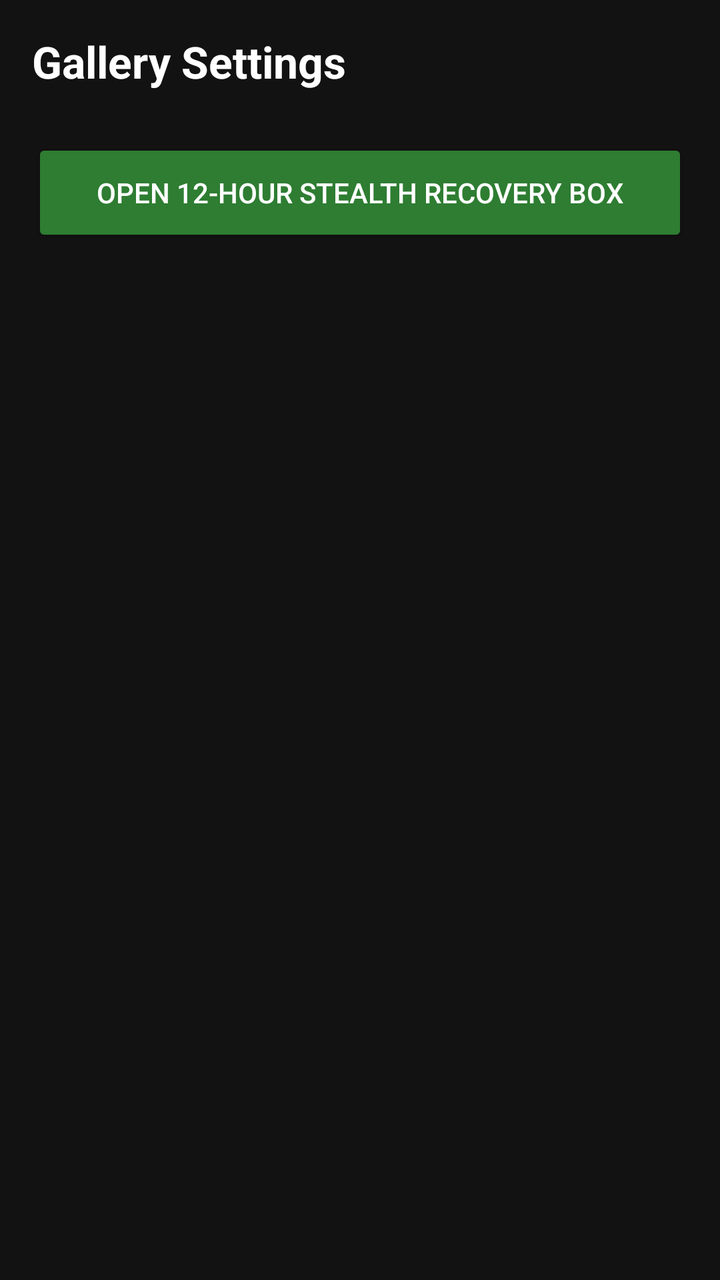
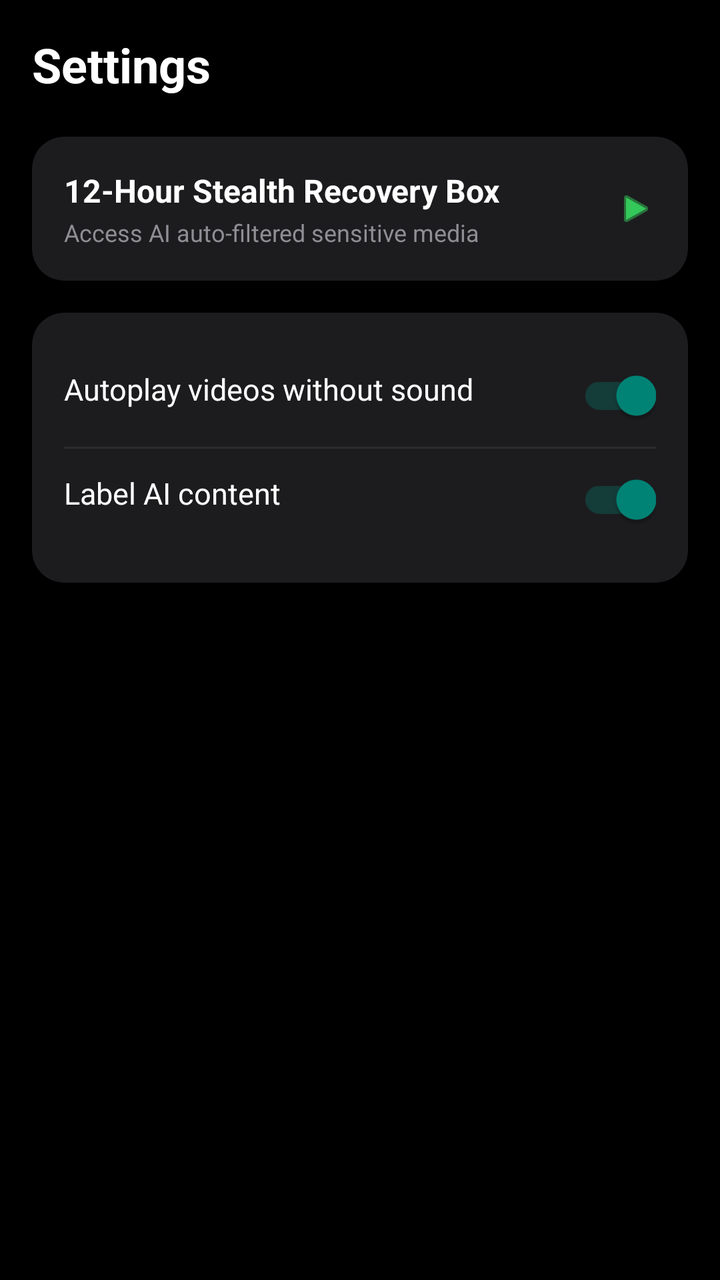

Before-and-after screenshots of an Android layout around one commit, followed by the original layout XML and the change that was made.
<!-- AndroidManifest.xml: application theme Theme.AppCompat.DayNight.NoActionBar -->
<!-- res/layout/activity_settings.xml -->
<?xml version="1.0" encoding="utf-8"?>
<LinearLayout xmlns:android="http://schemas.android.com/apk/res/android"
    android:layout_width="match_parent"
    android:layout_height="match_parent"
    android:orientation="vertical"
    android:background="#121212"
    android:padding="16dp">

    <TextView
        android:layout_width="wrap_content"
        android:layout_height="wrap_content"
        android:text="Gallery Settings"
        android:textColor="#FFFFFF"
        android:textSize="22sp"
        android:textStyle="bold"
        android:layout_marginBottom="24dp" />

    <Button
        android:id="@+id/btnOpenStealthTrash"
        android:layout_width="match_parent"
        android:layout_height="54dp"
        android:text="Open 12-Hour Stealth Recovery Box"
        android:backgroundTint="#2E7D32"
        android:textColor="#FFFFFF"
        android:textSize="14sp" />

</LinearLayout>
<!-- resources referenced by this layout -->
<resources>

</resources>

<!-- the commit's change to res/layout/activity_settings.xml (unified diff, before → after) -->
@@ -1,27 +1,130 @@
 <?xml version="1.0" encoding="utf-8"?>
-<LinearLayout xmlns:android="http://schemas.android.com/apk/res/android"
+<ScrollView xmlns:android="http://schemas.android.com/apk/res/android"
+    xmlns:app="http://schemas.android.com/apk/res-auto"
     android:layout_width="match_parent"
     android:layout_height="match_parent"
-    android:orientation="vertical"
-    android:background="#121212"
-    android:padding="16dp">
+    android:background="#000000">
 
-    <TextView
-        android:layout_width="wrap_content"
+    <LinearLayout
+        android:layout_width="match_parent"
         android:layout_height="wrap_content"
-        android:text="Gallery Settings"
-        android:textColor="#FFFFFF"
-        android:textSize="22sp"
-        android:textStyle="bold"
-        android:layout_marginBottom="24dp" />
+        android:orientation="vertical"
+        android:padding="16dp">
 
-    <Button
-        android:id="@+id/btnOpenStealthTrash"
-        android:layout_width="match_parent"
-        android:layout_height="54dp"
-        android:text="Open 12-Hour Stealth Recovery Box"
-        android:backgroundTint="#2E7D32"
-        android:textColor="#FFFFFF"
-        android:textSize="14sp" />
+        <TextView
+            android:layout_width="wrap_content"
+            android:layout_height="wrap_content"
+            android:text="Settings"
+            android:textColor="#FFFFFF"
+            android:textSize="24sp"
+            android:textStyle="bold"
+            android:layout_marginBottom="20dp" />
 
-</LinearLayout>
+        
+        <androidx.cardview.widget.CardView
+            android:layout_width="match_parent"
+            android:layout_height="wrap_content"
+            android:layout_marginBottom="16dp"
+            app:cardBackgroundColor="#1C1C1E"
+            app:cardCornerRadius="16dp">
+
+            <LinearLayout
+                android:id="@+id/btnOpenStealthBox"
+                android:layout_width="match_parent"
+                android:layout_height="wrap_content"
+                android:orientation="horizontal"
+                android:padding="16dp"
+                android:gravity="center_vertical">
+
+                <LinearLayout
+                    android:layout_width="0dp"
+                    android:layout_height="wrap_content"
+                    android:layout_weight="1"
+                    android:orientation="vertical">
+
+                    <TextView
+                        android:layout_width="wrap_content"
+                        android:layout_height="wrap_content"
+                        android:text="12-Hour Stealth Recovery Box"
+                        android:textColor="#FFFFFF"
+                        android:textSize="16sp"
+                        android:textStyle="bold" />
+
+                    <TextView
+                        android:layout_width="wrap_content"
+                        android:layout_height="wrap_content"
+                        android:text="Access AI auto-filtered sensitive media"
+                        android:textColor="#8E8E93"
+                        android:textSize="12sp"
+                        android:layout_marginTop="2dp" />
+                </LinearLayout>
+
+                <ImageView
+                    android:layout_width="20dp"
+                    android:layout_height="20dp"
+                    android:src="@android:drawable/ic_media_play"
+                    app:tint="#34C759" />
+            </LinearLayout>
+        </androidx.cardview.widget.CardView>
+
+        
+        <androidx.cardview.widget.CardView
+            android:layout_width="match_parent"
+            android:layout_height="wrap_content"
+            app:cardBackgroundColor="#1C1C1E"
+            app:cardCornerRadius="16dp">
+
+            <LinearLayout
+                android:layout_width="match_parent"
+                android:layout_height="wrap_content"
+                android:orientation="vertical"
+                android:padding="16dp">
+
+                <RelativeLayout
+                    android:layout_width="match_parent"
+                    android:layout_height="wrap_content"
+                    android:paddingVertical="12dp">
+
+                    <TextView
+                        android:layout_width="wrap_content"
+                        android:layout_height="wrap_content"
+                        android:text="Autoplay videos without sound"
+                        android:textColor="#FFFFFF"
+                        android:textSize="15sp" />
+
+                    <androidx.appcompat.widget.SwitchCompat
+                        android:layout_width="wrap_content"
+                        android:layout_height="wrap_content"
+                        android:layout_alignParentEnd="true"
+                        android:checked="true" />
+                </RelativeLayout>
+
+                <View
+                    android:layout_width="match_parent"
+                    android:layout_height="1dp"
+                    android:background="#2C2C2E" />
+
+                <RelativeLayout
+                    android:layout_width="match_parent"
+                    android:layout_height="wrap_content"
+                    android:paddingVertical="12dp">
+
+                    <TextView
+                        android:layout_width="wrap_content"
+                        android:layout_height="wrap_content"
+                        android:text="Label AI content"
+                        android:textColor="#FFFFFF"
+                        android:textSize="15sp" />
+
+                    <androidx.appcompat.widget.SwitchCompat
+                        android:layout_width="wrap_content"
+                        android:layout_height="wrap_content"
+                        android:layout_alignParentEnd="true"
+                        android:checked="true" />
+                </RelativeLayout>
+
+            </LinearLayout>
+        </androidx.cardview.widget.CardView>
+
+    </LinearLayout>
+</ScrollView>
